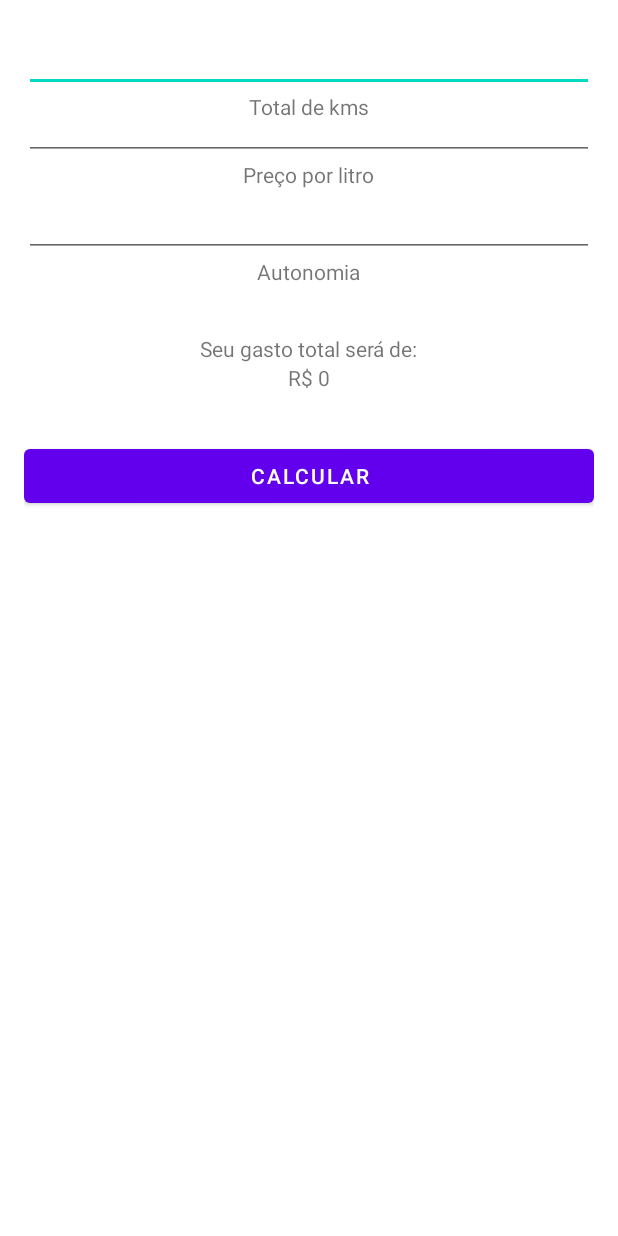
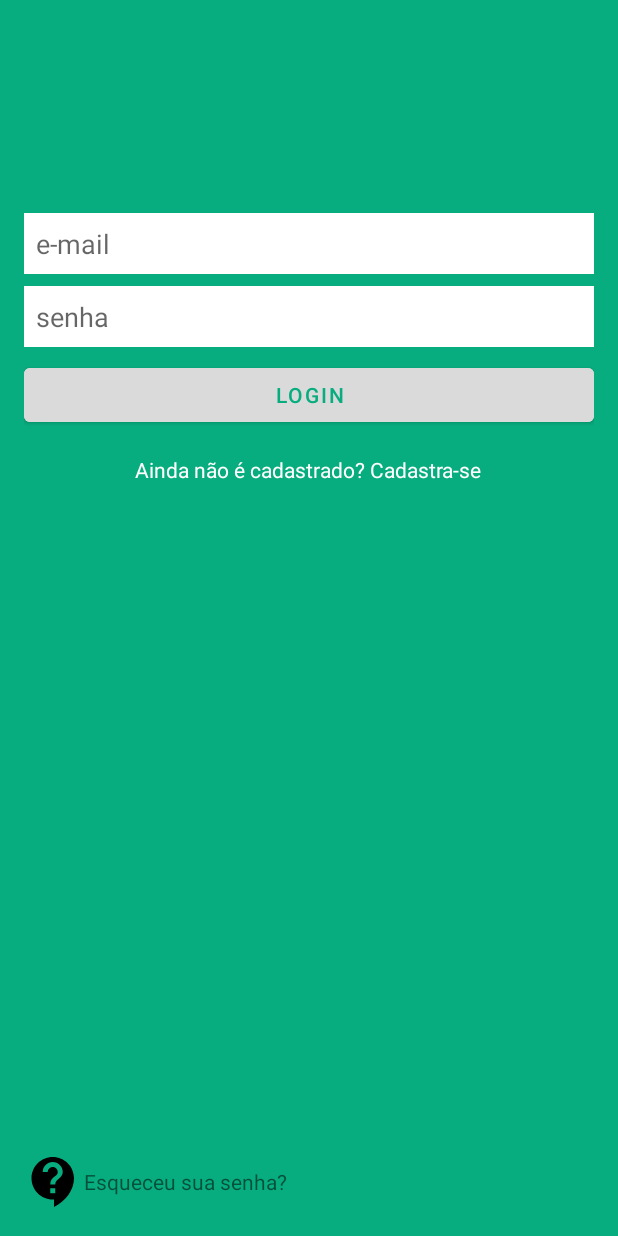
Before and after one commit to walisson-martins/gastos-viagem-kotlin, an Android app: the layout activity_main.xml on its own in the app's theme, with its tools: preview values and no code run, on a phone screen of 412 x 824 dp. Run offline under Robolectric (Android 15) with nearby library versions, the phone set to English and light mode, and no system bars.

Commit message:
feat: tela de login

```diff
--- /dev/null
+++ b/app/src/main/res/drawable/ic_support.xml
@@ -0,0 +1,5 @@
+<vector android:height="24dp" android:tint="#000000"
+    android:viewportHeight="24" android:viewportWidth="24"
+    android:width="24dp" xmlns:android="http://schemas.android.com/apk/res/android">
+    <path android:fillColor="@android:color/white" android:pathData="M11.5,2C6.81,2 3,5.81 3,10.5S6.81,19 11.5,19h0.5v3c4.86,-2.34 8,-7 8,-11.5C20,5.81 16.19,2 11.5,2zM12.5,16.5h-2v-2h2v2zM12.5,13h-2c0,-3.25 3,-3 3,-5 0,-1.1 -0.9,-2 -2,-2s-2,0.9 -2,2h-2c0,-2.21 1.79,-4 4,-4s4,1.79 4,4c0,2.5 -3,2.75 -3,5z"/>
+</vector>
--- a/app/src/main/res/layout/activity_main.xml
+++ b/app/src/main/res/layout/activity_main.xml
@@ -4,74 +4,62 @@
     xmlns:tools="http://schemas.android.com/tools"
     android:layout_width="match_parent"
     android:layout_height="match_parent"
+    android:background="#08ad7f"
     android:padding="16dp"
     tools:context=".MainActivity">
 
     <EditText
-        android:id="@+id/edit_distance"
+        android:id="@+id/edit_email"
         android:layout_width="match_parent"
-        android:layout_height="wrap_content" />
+        android:layout_height="wrap_content"
+        android:layout_marginTop="126dp"
+        android:background="#fff"
+        android:hint="e-mail"
+        android:padding="8dp" />
+
+    <EditText
+        android:id="@+id/edit_password"
+        android:layout_width="match_parent"
+        android:layout_height="wrap_content"
+        android:layout_below="@id/edit_email"
+        android:layout_marginTop="8dp"
+        android:background="#fff"
+        android:hint="senha"
+        android:padding="8dp" />
+
+    <Button
+        android:id="@+id/button_login"
+        android:layout_width="match_parent"
+        android:layout_height="wrap_content"
+        android:layout_below="@id/edit_password"
+        android:layout_marginTop="8dp"
+        android:backgroundTint="#dadada"
+        android:text="Login"
+        android:textAllCaps="true"
+        android:textColor="#08AD7F" />
 
     <TextView
-        android:id="@+id/text_distance"
         android:layout_width="wrap_content"
         android:layout_height="wrap_content"
-        android:layout_below="@id/edit_distance"
+        android:layout_below="@id/button_login"
         android:layout_centerHorizontal="true"
-        android:text="Total de kms" />
+        android:layout_marginTop="16dp"
+        android:text="Ainda não é cadastrado? Cadastra-se"
+        android:textColor="#fff" />
 
-    <EditText
-        android:id="@+id/edit_price"
-        android:layout_width="match_parent"
-        android:layout_height="wrap_content"
-        android:layout_below="@id/edit_distance" />
+    <ImageView
+        android:id="@+id/image_support"
+        android:layout_width="40dp"
+        android:layout_height="40dp"
+        android:layout_alignParentBottom="true"
+        android:src="@drawable/ic_support"
+        app:tint="@color/black" />
 
     <TextView
-        android:id="@+id/text_price"
         android:layout_width="wrap_content"
-        android:layout_height="wrap_content"
-        android:layout_below="@id/edit_price"
-        android:layout_centerHorizontal="true"
-        android:text="Preço por litro" />
-
-    <EditText
-        android:id="@+id/edit_autonomy"
-        android:layout_width="match_parent"
-        android:layout_height="wrap_content"
-        android:layout_below="@id/text_price" />
-
-    <TextView
-        android:id="@+id/text_autonomy"
-        android:layout_width="wrap_content"
-        android:layout_height="wrap_content"
-        android:layout_below="@id/edit_autonomy"
-        android:layout_centerHorizontal="true"
-        android:text="Autonomia" />
-
-    <TextView
-        android:id="@+id/text_total_spend"
-        android:layout_width="wrap_content"
-        android:layout_height="wrap_content"
-        android:layout_below="@id/text_autonomy"
-        android:layout_centerHorizontal="true"
-        android:layout_marginTop="32dp"
-        android:text="Seu gasto total será de:" />
-
-    <TextView
-        android:id="@+id/text_total_value"
-        android:layout_width="wrap_content"
-        android:layout_height="wrap_content"
-        android:layout_below="@id/text_total_spend"
-        android:layout_centerHorizontal="true"
-        android:text="R$ 0" />
-
-    <Button
-        android:id="@+id/button_calculate"
-        android:layout_width="match_parent"
-        android:layout_height="wrap_content"
-        android:layout_below="@id/text_total_value"
-        android:layout_marginTop="32dp"
-        android:text="Calcular" />
-
-
+        android:layout_height="40dp"
+        android:layout_alignParentBottom="true"
+        android:layout_toEndOf="@id/image_support"
+        android:gravity="center"
+        android:text="Esqueceu sua senha?" />
 </RelativeLayout>
```
